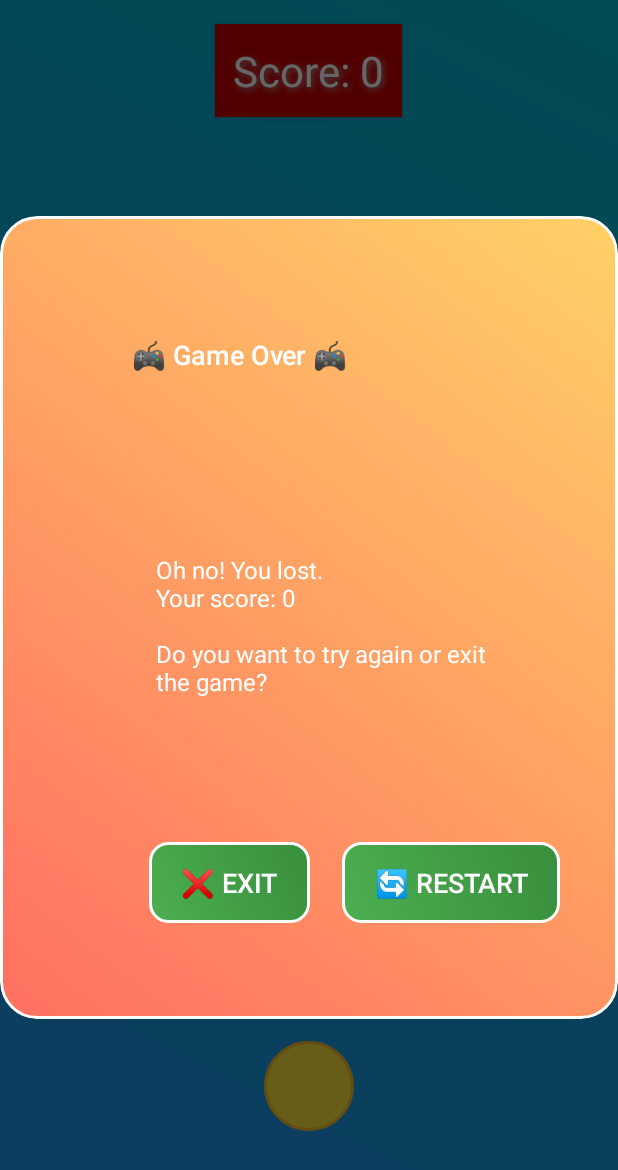
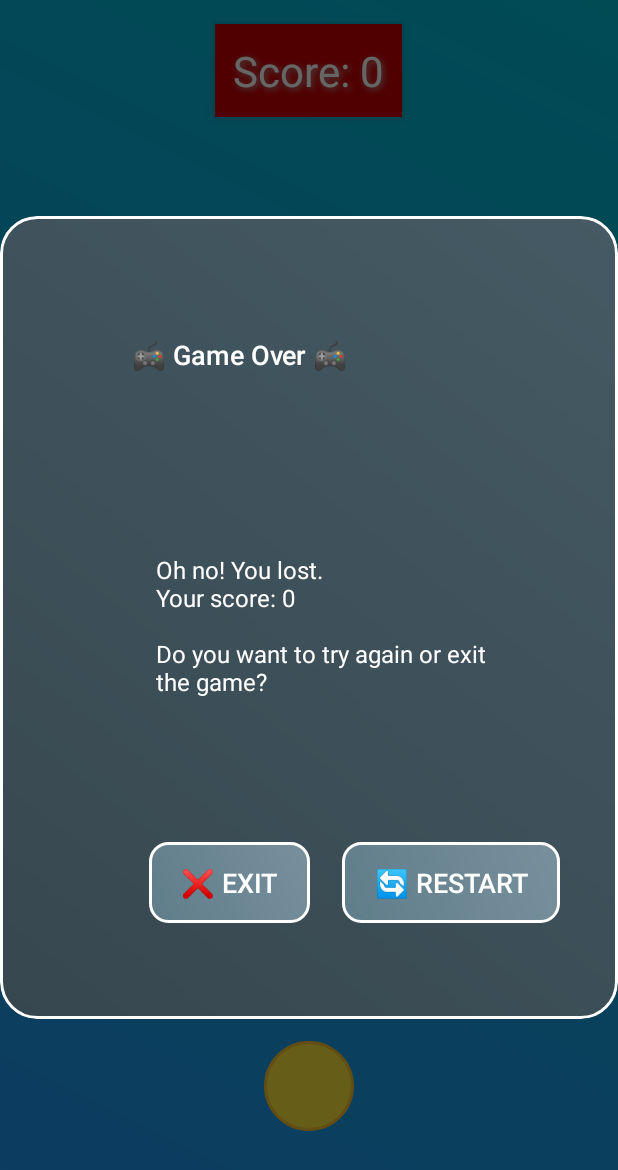
Before and after one commit to k-aghakhani/BallWallGame, an Android app: the screen it shows after launch (MainActivity), on a phone screen of 412 x 824 dp. Shown: the top 1170 px of the screen. Run offline under Robolectric (Android 15) with nearby library versions, the light colour scheme and no system bars.

Commit message:
Change dialog and button color

```diff
--- a/app/src/main/res/drawable/button_background.xml
+++ b/app/src/main/res/drawable/button_background.xml
@@ -1,8 +1,8 @@
 <?xml version="1.0" encoding="utf-8"?>
 <shape xmlns:android="http://schemas.android.com/apk/res/android">
     <gradient
-        android:startColor="#4CAF50"
-    android:endColor="#388E3C"
+        android:startColor="#607D8B"
+    android:endColor="#78909C"
     android:angle="45" />
     <corners android:radius="12dp" />
     <stroke
--- a/app/src/main/res/drawable/dialog_background.xml
+++ b/app/src/main/res/drawable/dialog_background.xml
@@ -1,8 +1,8 @@
 <?xml version="1.0" encoding="utf-8"?>
 <shape xmlns:android="http://schemas.android.com/apk/res/android">
     <gradient
-        android:startColor="#FF6F61"
-    android:endColor="#FFD166"
+        android:startColor="#37474F"
+    android:endColor="#455A64"
     android:angle="45" />
     <corners android:radius="24dp" />
     <stroke
```
